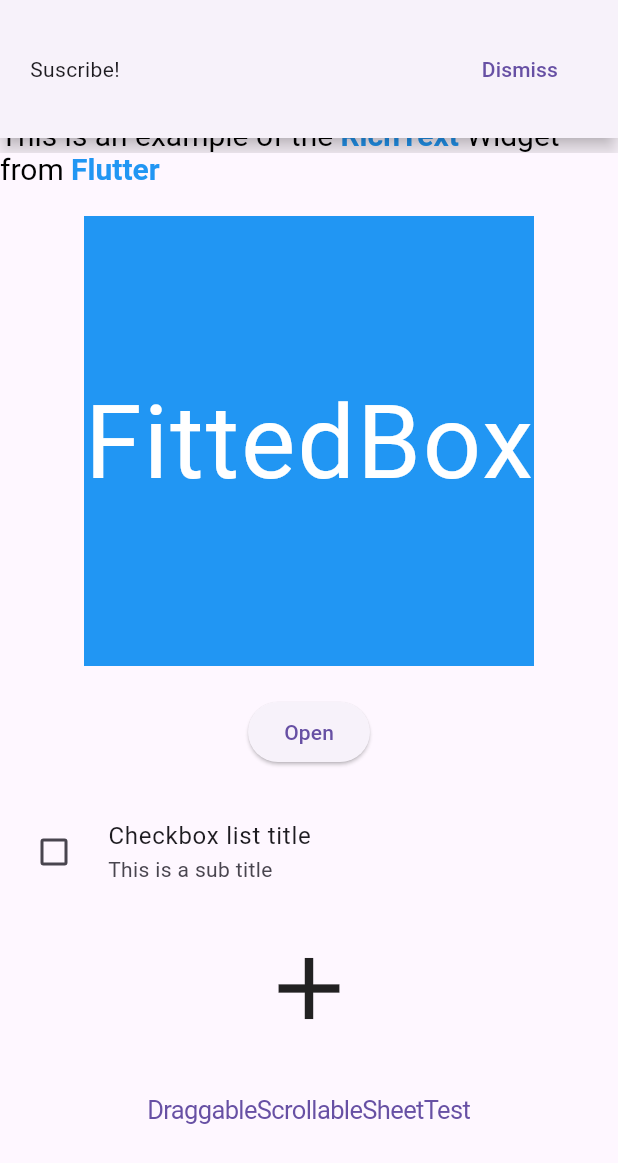
After one commit to eosoyi/flutter_app_all, a Flutter app: the TestWidgets screen opened by its route, after a tap on "Open", on a phone screen of 412 x 824 dp. The commit adds this screen. Shown: the top 1163 px of the screen. Run offline on Flutter 3.47's test engine with Material 3 defaults, Android fonts, the phone set to English and light mode, and no system bars; missing offline and left inert: mobile_scanner.

Commit message:
pantalla de widgets de prueba

```diff
--- /dev/null
+++ b/lib/TestWidgets.dart
@@ -0,0 +1,187 @@
+
+import 'package:flutter/cupertino.dart';
+import 'package:flutter/material.dart';
+
+class TestWidgets extends StatefulWidget {
+  const TestWidgets({super.key});
+
+  @override
+  State<TestWidgets> createState() => _TestWidgetsState();
+}
+
+class _TestWidgetsState extends State<TestWidgets> {
+  // examples https://www.youtube.com/watch?v=G1LGOH424lo
+  bool _stateCheckListTitle = false;
+  @override
+  Widget build(BuildContext context) {
+    return WillPopScope(
+      onWillPop: () async => true,
+      child: Scaffold(
+        body: SizedBox(
+          height: MediaQuery.of(context).size.height,
+          width: MediaQuery.of(context).size.width,
+          child: Center(
+            child: SingleChildScrollView(
+              child: Column(
+                children: [
+                  const SizedBox(height: 40.0,),
+                  createRichText(),
+                  const SizedBox(height: 20.0,),
+                  createFittedBox(),
+                  const SizedBox(height: 20.0,),
+                  createMaterialBanner(),
+                  const SizedBox(height: 20.0,),
+                  createCheckBoxListTitle(),
+                  const SizedBox(height: 20.0,),
+                  createCupertinoContextMenuAction(),
+                  const SizedBox(height: 20.0,),
+                  CupertinoButton(
+                    child: const Text(
+                      'DraggableScrollableSheetTest'
+                    ),
+                    onPressed: () => Navigator.pushNamed(context, 'DraggableScrollableSheetTest'),
+                  ),
+                  const SizedBox(height: 20.0,),
+                ],
+              ),
+            ),
+          ),
+        ),
+      ),
+    );
+  }
+
+
+  Widget createRichText(){
+    return RichText(
+      text: const TextSpan(
+        style: TextStyle(
+          color: Colors.black,
+          fontSize: 20.0
+        ),
+        children: [
+          TextSpan(
+            text: "This is an example of the "
+          ),
+          TextSpan(
+            text: "RichText",
+            style: TextStyle(
+              color: Colors.blue,
+              fontWeight: FontWeight.bold
+            )
+          ),
+          TextSpan(
+            text: " Widget from "
+          ),
+          TextSpan(
+            text: "Flutter",
+            style: TextStyle(
+              color: Colors.blue,
+              fontWeight: FontWeight.bold
+            )
+          ),
+        ]
+      ),
+    );
+  }
+
+  Widget createFittedBox(){
+    return Container(
+      color: Colors.blue,
+      height: 300,
+      width: 300,
+      child: const FittedBox(
+        child: Center(
+          child: Text(
+            'FittedBox',
+            style: TextStyle(
+              color: Colors.white,
+              //fontSize: 20
+            ),
+          ),
+        ),
+      ),
+    );
+  }
+
+  createMaterialBanner(){
+    return Center(
+      child: ElevatedButton(
+        onPressed: () {
+          ScaffoldMessenger.of(context).showMaterialBanner(
+            MaterialBanner(
+              padding: const EdgeInsets.all(20),
+              content: const Text('Suscribe!'),
+              elevation: 5,
+              actions: [
+                TextButton(
+                  onPressed: () {
+                    ScaffoldMessenger.of(context).hideCurrentMaterialBanner();
+                  },
+                  child: const Text(
+                    'Dismiss'
+                  ),
+                ),
+              ],
+            )
+          );
+        },
+        child: const Text(
+          'Open'
+        ),
+      ),
+    );
+  }
+
+  createCheckBoxListTitle(){
+
+    return CheckboxListTile(
+      value: _stateCheckListTitle,
+      onChanged: (bool? value) {
+        setState(() {
+          _stateCheckListTitle = !_stateCheckListTitle;
+        });
+      },
+      checkColor: Colors.teal,
+      activeColor: Colors.indigo,
+      title: const Text('Checkbox list title'),
+      subtitle: const Text('This is a sub title'),
+      controlAffinity: ListTileControlAffinity.leading,
+      tristate: true,
+    );
+  }
+
+  createCupertinoContextMenuAction(){
+    return Center(
+      child: CupertinoContextMenu(
+        actions: [
+          CupertinoContextMenuAction(
+            onPressed: () {
+              Navigator.pop(context);
+            },
+            trailingIcon: Icons.ac_unit_rounded,
+            child: const Text(
+              'Option 1'
+            ),
+          ),
+          CupertinoContextMenuAction(
+            trailingIcon: Icons.add_alert_sharp,
+            isDestructiveAction: true,
+            onPressed: () {
+              Navigator.pop(context);
+            },
+            child: const Text(
+                'Option 2'
+            ),
+          ),
+        ],
+        child: const Icon(
+          Icons.add,
+          size: 70.0,
+        ),
+      ),
+    );
+  }
+
+
+}
--- /dev/null
+++ b/lib/Utils/DraggableScrollableSheetTest.dart
@@ -0,0 +1,38 @@
+import 'package:flutter/material.dart';
+
+class DraggableScrollableSheetTest extends StatefulWidget {
+  const DraggableScrollableSheetTest({super.key});
+
+  @override
+  State<DraggableScrollableSheetTest> createState() => _DraggableScrollableSheetTestState();
+}
+
+class _DraggableScrollableSheetTestState extends State<DraggableScrollableSheetTest> {
+  @override
+  Widget build(BuildContext context) {
+    return WillPopScope(
+      onWillPop: () async => true,
+      child: Scaffold(
+        body: SizedBox.expand(
+          child: DraggableScrollableSheet(
+            builder: (BuildContext context, ScrollController scrollController) {
+              return Container(
+                color: Colors.blue[100],
+                child: ListView.builder(
+                  controller: scrollController,
+                  itemCount: 25,
+                  itemBuilder: (BuildContext context, int index) {
+                    return ListTile(title: Text('Item $index'));
+                  },
+                ),
+              );
+            },
+            initialChildSize: 0.7,
+            minChildSize: 0.7,
+            maxChildSize: 0.8,
+          ),
+        ),
+      ),
+    );
+  }
+}
--- a/lib/main.dart
+++ b/lib/main.dart
@@ -1,4 +1,6 @@
 import 'package:flutter/material.dart';
+import 'package:pruebas/TestWidgets.dart';
+import 'package:pruebas/Utils/DraggableScrollableSheetTest.dart';
 import 'package:pruebas/ejercicios/Ejercicio1.dart';
 import 'package:pruebas/ejercicios/Ejercicio2.dart';
 import 'package:pruebas/ejercicios/MenuPrincipal.dart';
@@ -14,6 +16,18 @@ import 'package:pruebas/scanner/DataQrPage.dart';
 import 'package:pruebas/scanner/Scanner.dart';
 
 void main() {
+  ErrorWidget.builder = (FlutterErrorDetails detail){
+    return Container(
+      alignment: Alignment.center,
+      child: Text(
+        'Error ${detail.exception}',
+        style: const TextStyle(
+          fontWeight: FontWeight.bold
+        ),
+        textAlign: TextAlign.center,
+      ),
+    );
+  };
   runApp(const MyApp());
 }
 
@@ -38,6 +52,10 @@ class MyApp extends StatelessWidget {
         'login2' : (context) => const Login2(),
         'login2_form' : (context) => const Login2Form(),
 
+        'test_widgets' : (context) => const TestWidgets(),
+        'DraggableScrollableSheetTest' : (context) => const DraggableScrollableSheetTest(),
+
+
         // Leslie
         'otro' : (context) => const Otro(),
         'menu_principal' : (context) => const MenuPrincipal(),
--- a/lib/pages/Menu.dart
+++ b/lib/pages/Menu.dart
@@ -40,6 +40,10 @@ class _MenuState extends State<Menu> {
               Center(
                 child: _menuCreate('login2', 'Login 2'),
               ),
+              const SizedBox(height: 20,),
+              Center(
+                child: _menuCreate('test_widgets', 'Test widget'),
+              ),
             ],
           ),
         ),
```
